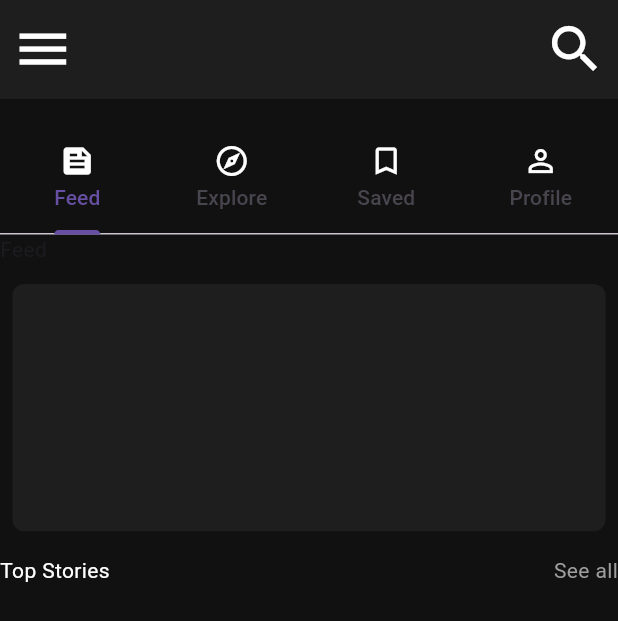
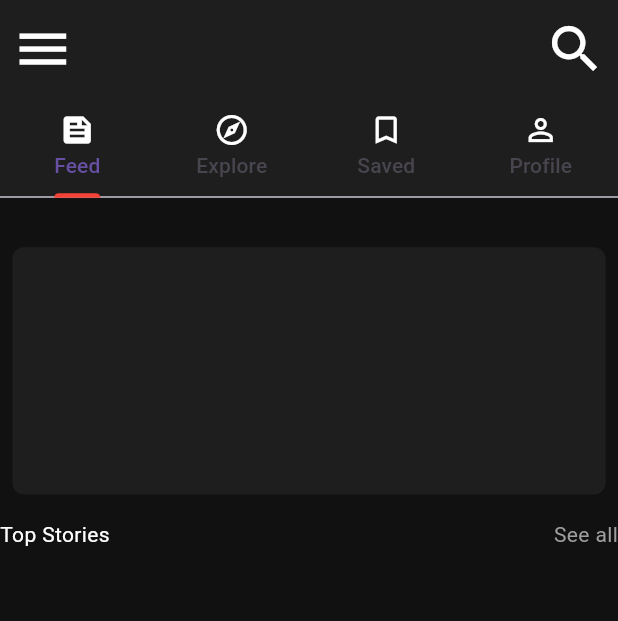
Before and after one commit to Flutter-gg-1/Project-5, a Flutter app: the FeedScreen screen opened directly, on a phone screen of 412 x 824 dp. Shown: the top 621 px of the screen. Run offline on Flutter 3.47's test engine with Material 3 defaults, Android fonts, the phone set to English and light mode, and no system bars; our stand-ins replace font_awesome_flutter.

Commit message:
AppBarContainer 1

```diff
--- a/lib/core/common/bar_container.dart
+++ b/lib/core/common/bar_container.dart
@@ -33,15 +33,20 @@ class AppBarContainer extends StatelessWidget {
               ],
             ),
           ),
-          SizedBox(height: context.getHeightScreen(height: 0.02)),
-          const TabBar(tabs: [
+          Container(
+            color: MyColors.containerBlackColor,
+            height: context.getHeightScreen(height: 0.08),
+            child: const TabBar(
+                indicatorWeight: 3,
+                indicatorColor: Colors.red,
+                tabs: [
                   Tab(
                     icon: Icon(Icons.feed, color: MyColors.whiteTextColor),
                     text: 'Feed',
                   ),
                   Tab(
-              icon:
-                  Icon(Icons.explore_outlined, color: MyColors.whiteTextColor),
+                    icon: Icon(Icons.explore_outlined,
+                        color: MyColors.whiteTextColor),
                     text: 'Explore',
                   ),
                   Tab(
@@ -50,18 +55,20 @@ class AppBarContainer extends StatelessWidget {
                     text: 'Saved',
                   ),
                   Tab(
-              icon: Icon(Icons.person_outline, color: MyColors.whiteTextColor),
+                    icon: Icon(Icons.person_outline,
+                        color: MyColors.whiteTextColor),
                     text: 'Profile',
                   ),
                 ]),
+          ),
           SizedBox(
             height: context.getHeightScreen(height: 0.02),
             child: const TabBarView(
               children: [
-                Text('Feed'),
-                Text('Explore'),
-                Text('Saved'),
-                Text('Profile'),
+                Text(''),
+                Text(''),
+                Text(''),
+                Text(''),
               ],
             ),
           ),
```
Lines whose indentation alone changed are shown as unchanged.
